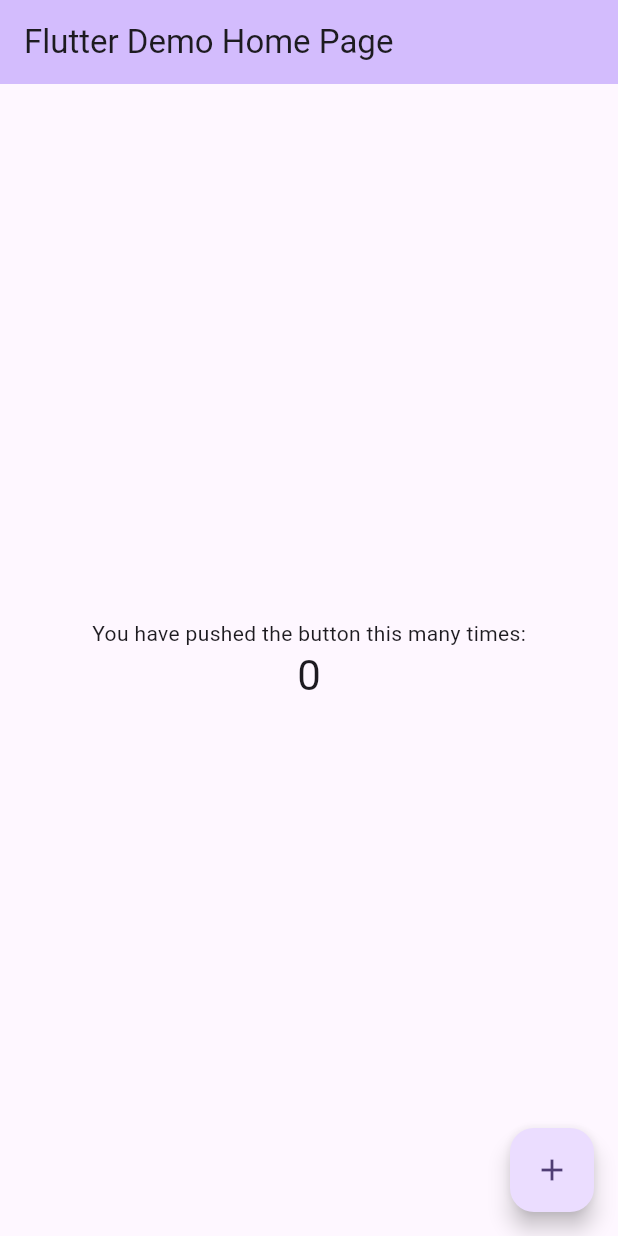
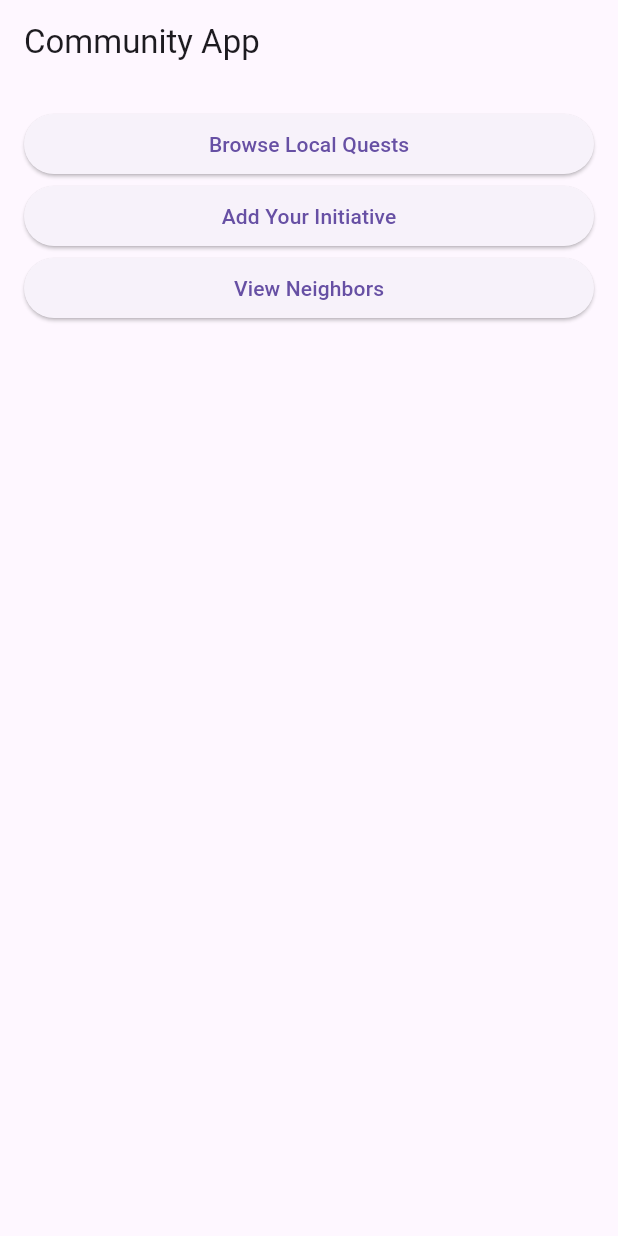
Before and after one commit to Rentib/sasiadowka, a Flutter app: the screen it shows after launch, on a phone screen of 412 x 824 dp. Run offline on Flutter 3.47's test engine with Material 3 defaults, Android fonts, the phone set to English and light mode, and no system bars.

Commit message:
feat: initial ui

```diff
--- a/lib/main.dart
+++ b/lib/main.dart
@@ -1,125 +1,164 @@
 import 'package:flutter/material.dart';
 
 void main() {
-  runApp(const MyApp());
+  runApp(CommunityApp());
 }
 
-class MyApp extends StatelessWidget {
-  const MyApp({super.key});
+class CommunityApp extends StatefulWidget {
+  const CommunityApp({super.key});
 
-  // This widget is the root of your application.
+  @override
+  State<CommunityApp> createState() => _CommunityAppState();
+}
+
+class _CommunityAppState extends State<CommunityApp> {
   @override
   Widget build(BuildContext context) {
     return MaterialApp(
-      title: 'Flutter Demo',
-      theme: ThemeData(
-        // This is the theme of your application.
-        //
-        // TRY THIS: Try running your application with "flutter run". You'll see
-        // the application has a purple toolbar. Then, without quitting the app,
-        // try changing the seedColor in the colorScheme below to Colors.green
-        // and then invoke "hot reload" (save your changes or press the "hot
-        // reload" button in a Flutter-supported IDE, or press "r" if you used
-        // the command line to start the app).
-        //
-        // Notice that the counter didn't reset back to zero; the application
-        // state is not lost during the reload. To reset the state, use hot
-        // restart instead.
-        //
-        // This works for code too, not just values: Most code changes can be
-        // tested with just a hot reload.
-        colorScheme: ColorScheme.fromSeed(seedColor: Colors.deepPurple),
-        useMaterial3: true,
-      ),
-      home: const MyHomePage(title: 'Flutter Demo Home Page'),
+      title: 'Local Community App',
+      theme: ThemeData(primarySwatch: Colors.blue),
+      home: HomeScreen(),
     );
   }
 }
 
-class MyHomePage extends StatefulWidget {
-  const MyHomePage({super.key, required this.title});
-
-  // This widget is the home page of your application. It is stateful, meaning
-  // that it has a State object (defined below) that contains fields that affect
-  // how it looks.
-
-  // This class is the configuration for the state. It holds the values (in this
-  // case the title) provided by the parent (in this case the App widget) and
-  // used by the build method of the State. Fields in a Widget subclass are
-  // always marked "final".
-
-  final String title;
-
-  @override
-  State<MyHomePage> createState() => _MyHomePageState();
-}
-
-class _MyHomePageState extends State<MyHomePage> {
-  int _counter = 0;
-
-  void _incrementCounter() {
-    setState(() {
-      // This call to setState tells the Flutter framework that something has
-      // changed in this State, which causes it to rerun the build method below
-      // so that the display can reflect the updated values. If we changed
-      // _counter without calling setState(), then the build method would not be
-      // called again, and so nothing would appear to happen.
-      _counter++;
-    });
-  }
+class HomeScreen extends StatelessWidget {
+  const HomeScreen({super.key});
 
   @override
   Widget build(BuildContext context) {
-    // This method is rerun every time setState is called, for instance as done
-    // by the _incrementCounter method above.
-    //
-    // The Flutter framework has been optimized to make rerunning build methods
-    // fast, so that you can just rebuild anything that needs updating rather
-    // than having to individually change instances of widgets.
     return Scaffold(
-      appBar: AppBar(
-        // TRY THIS: Try changing the color here to a specific color (to
-        // Colors.amber, perhaps?) and trigger a hot reload to see the AppBar
-        // change color while the other colors stay the same.
-        backgroundColor: Theme.of(context).colorScheme.inversePrimary,
-        // Here we take the value from the MyHomePage object that was created by
-        // the App.build method, and use it to set our appbar title.
-        title: Text(widget.title),
+      appBar: AppBar(title: Text('Community App')),
+      body: ListView(
+        padding: EdgeInsets.all(16.0),
+        children: [
+          ElevatedButton(
+            onPressed: () {
+              Navigator.push(
+                context,
+                MaterialPageRoute(builder: (context) => QuestListScreen()),
+              );
+            },
+            child: Text('Browse Local Quests'),
+          ),
+          ElevatedButton(
+            onPressed: () {
+              Navigator.push(
+                context,
+                MaterialPageRoute(builder: (context) => AddQuestScreen()),
+              );
+            },
+            child: Text('Add Your Initiative'),
+          ),
+          ElevatedButton(
+            onPressed: () {
+              Navigator.push(
+                context,
+                MaterialPageRoute(builder: (context) => NeighborsScreen()),
+              );
+            },
+            child: Text('View Neighbors'),
+          ),
+        ],
       ),
-      body: Center(
-        // Center is a layout widget. It takes a single child and positions it
-        // in the middle of the parent.
+    );
+  }
+}
+
+class QuestListScreen extends StatelessWidget {
+  final List<String> quests = [
+    'Help with grocery shopping',
+    'Looking for someone to walk my dog',
+    'Organizing a local park cleanup',
+  ];
+
+  QuestListScreen({super.key});
+
+  @override
+  Widget build(BuildContext context) {
+    return Scaffold(
+      appBar: AppBar(title: Text('Local Quests')),
+      body: ListView.builder(
+        itemCount: quests.length,
+        itemBuilder: (context, index) {
+          return ListTile(
+            title: Text(quests[index]),
+            subtitle: Text('Tap to learn more'),
+            onTap: () {
+              ScaffoldMessenger.of(context).showSnackBar(
+                SnackBar(content: Text('Details for: ${quests[index]}')),
+              );
+            },
+          );
+        },
+      ),
+    );
+  }
+}
+
+class AddQuestScreen extends StatelessWidget {
+  final TextEditingController _controller = TextEditingController();
+
+  AddQuestScreen({super.key});
+
+  @override
+  Widget build(BuildContext context) {
+    return Scaffold(
+      appBar: AppBar(title: Text('Add Initiative')),
+      body: Padding(
+        padding: EdgeInsets.all(16.0),
         child: Column(
-          // Column is also a layout widget. It takes a list of children and
-          // arranges them vertically. By default, it sizes itself to fit its
-          // children horizontally, and tries to be as tall as its parent.
-          //
-          // Column has various properties to control how it sizes itself and
-          // how it positions its children. Here we use mainAxisAlignment to
-          // center the children vertically; the main axis here is the vertical
-          // axis because Columns are vertical (the cross axis would be
-          // horizontal).
-          //
-          // TRY THIS: Invoke "debug painting" (choose the "Toggle Debug Paint"
-          // action in the IDE, or press "p" in the console), to see the
-          // wireframe for each widget.
-          mainAxisAlignment: MainAxisAlignment.center,
-          children: <Widget>[
-            const Text(
-              'You have pushed the button this many times:',
+          children: [
+            TextField(
+              controller: _controller,
+              decoration:
+                  InputDecoration(labelText: 'Describe your initiative'),
             ),
-            Text(
-              '$_counter',
-              style: Theme.of(context).textTheme.headlineMedium,
+            SizedBox(height: 20),
+            ElevatedButton(
+              onPressed: () {
+                final quest = _controller.text;
+                if (quest.isNotEmpty) {
+                  ScaffoldMessenger.of(context).showSnackBar(
+                    SnackBar(content: Text('Added initiative: $quest')),
+                  );
+                  _controller.clear();
+                } else {
+                  ScaffoldMessenger.of(context).showSnackBar(
+                    SnackBar(content: Text('Please enter a description')),
+                  );
+                }
+              },
+              child: Text('Submit'),
             ),
           ],
         ),
       ),
-      floatingActionButton: FloatingActionButton(
-        onPressed: _incrementCounter,
-        tooltip: 'Increment',
-        child: const Icon(Icons.add),
-      ), // This trailing comma makes auto-formatting nicer for build methods.
     );
   }
 }
+
+class NeighborsScreen extends StatelessWidget {
+  final List<String> neighbors = [
+    'Alice - Loves gardening',
+    'Bob - Tech enthusiast',
+    'Charlie - Dog owner',
+  ];
+
+  NeighborsScreen({super.key});
+
+  @override
+  Widget build(BuildContext context) {
+    return Scaffold(
+      appBar: AppBar(title: Text('Neighbors')),
+      body: ListView.builder(
+        itemCount: neighbors.length,
+        itemBuilder: (context, index) {
+          return ListTile(
+            title: Text(neighbors[index]),
+          );
+        },
+      ),
+    );
+  }
+}
```
